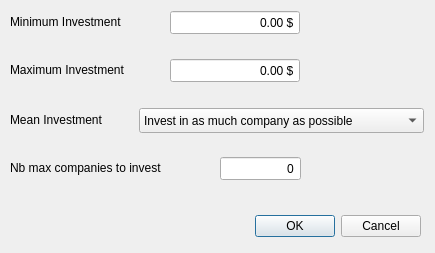
Before: the Qt Designer form QT/DialogPopUp.ui in Gendostie/market-analysis, drawn with Qt 5.
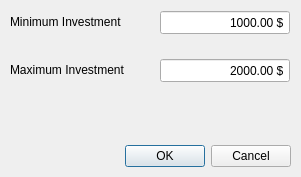
After: the same form once the commit is applied.

Commit message: Correct name plot, put default value for DialogPopUp

Patch:
```diff
--- a/QT/DialogPopUp.ui
+++ b/QT/DialogPopUp.ui
@@ -6,8 +6,8 @@
    <rect>
     <x>0</x>
     <y>0</y>
-    <width>435</width>
-    <height>253</height>
+    <width>301</width>
+    <height>177</height>
    </rect>
   </property>
   <property name="windowTitle">
@@ -17,8 +17,8 @@
    <property name="geometry">
     <rect>
      <x>10</x>
-     <y>210</y>
-     <width>411</width>
+     <y>140</y>
+     <width>281</width>
      <height>32</height>
     </rect>
    </property>
@@ -51,7 +51,7 @@
   <widget class="QDoubleSpinBox" name="doubleSpinBox_minInvest">
    <property name="geometry">
     <rect>
-     <x>170</x>
+     <x>160</x>
      <y>10</y>
      <width>130</width>
      <height>25</height>
@@ -70,7 +70,7 @@
     <double>999999999.990000009536743</double>
    </property>
    <property name="value">
-    <double>0.000000000000000</double>
+    <double>1000.000000000000000</double>
    </property>
   </widget>
   <widget class="QLabel" name="label_maxInvest">
@@ -95,7 +95,7 @@
   <widget class="QDoubleSpinBox" name="doubleSpinBox_maxInvest">
    <property name="geometry">
     <rect>
-     <x>170</x>
+     <x>160</x>
      <y>58</y>
      <width>130</width>
      <height>25</height>
@@ -113,82 +113,11 @@
    <property name="maximum">
     <double>999999999.990000009536743</double>
    </property>
-   <property name="value">
-    <double>0.000000000000000</double>
+   <property name="singleStep">
+    <double>100.000000000000000</double>
    </property>
-  </widget>
-  <widget class="QComboBox" name="cb_typeInvest">
-   <property name="geometry">
-    <rect>
-     <x>139</x>
-     <y>108</y>
-     <width>285</width>
-     <height>25</height>
-    </rect>
-   </property>
-   <item>
-    <property name="text">
-     <string>Invest in as much company as possible</string>
-    </property>
-   </item>
-   <item>
-    <property name="text">
-     <string>Invest in as much money as possible</string>
-    </property>
-   </item>
-  </widget>
-  <widget class="QLabel" name="label_meanInvest">
-   <property name="geometry">
-    <rect>
-     <x>10</x>
-     <y>110</y>
-     <width>131</width>
-     <height>20</height>
-    </rect>
-   </property>
-   <property name="text">
-    <string>Mean Investment</string>
-   </property>
-  </widget>
-  <widget class="QLabel" name="label_nbMaxCieInvest">
-   <property name="geometry">
-    <rect>
-     <x>10</x>
-     <y>158</y>
-     <width>210</width>
-     <height>20</height>
-    </rect>
-   </property>
-   <property name="text">
-    <string>Nb max companies to invest</string>
-   </property>
-  </widget>
-  <widget class="QDoubleSpinBox" name="doubleSpinBox_nbMaxCieInvest">
-   <property name="geometry">
-    <rect>
-     <x>220</x>
-     <y>156</y>
-     <width>81</width>
-     <height>25</height>
-    </rect>
-   </property>
-   <property name="alignment">
-    <set>Qt::AlignRight|Qt::AlignTrailing|Qt::AlignVCenter</set>
-   </property>
-   <property name="buttonSymbols">
-    <enum>QAbstractSpinBox::NoButtons</enum>
-   </property>
-   <property name="suffix">
-    <string/>
-   </property>
-   <property name="decimals">
-    <number>0</number>
-   </property>
-   <property name="maximum">
-    <double>1000000.000000000000000</double>
-   </property>
    <property name="value">
-    <double>0.000000000000000</double>
+    <double>2000.000000000000000</double>
    </property>
   </widget>
  </widget>
```
Left out of the diff: 3 changed lines with no effect on the pictures. The commit also changes 4 other files.
